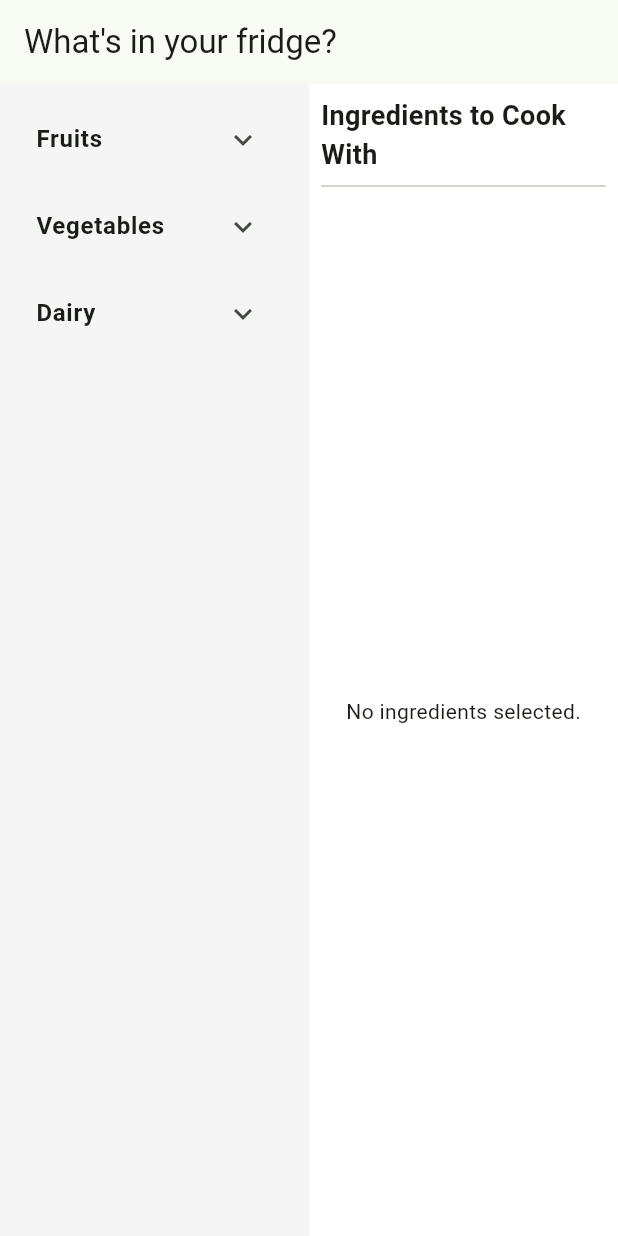
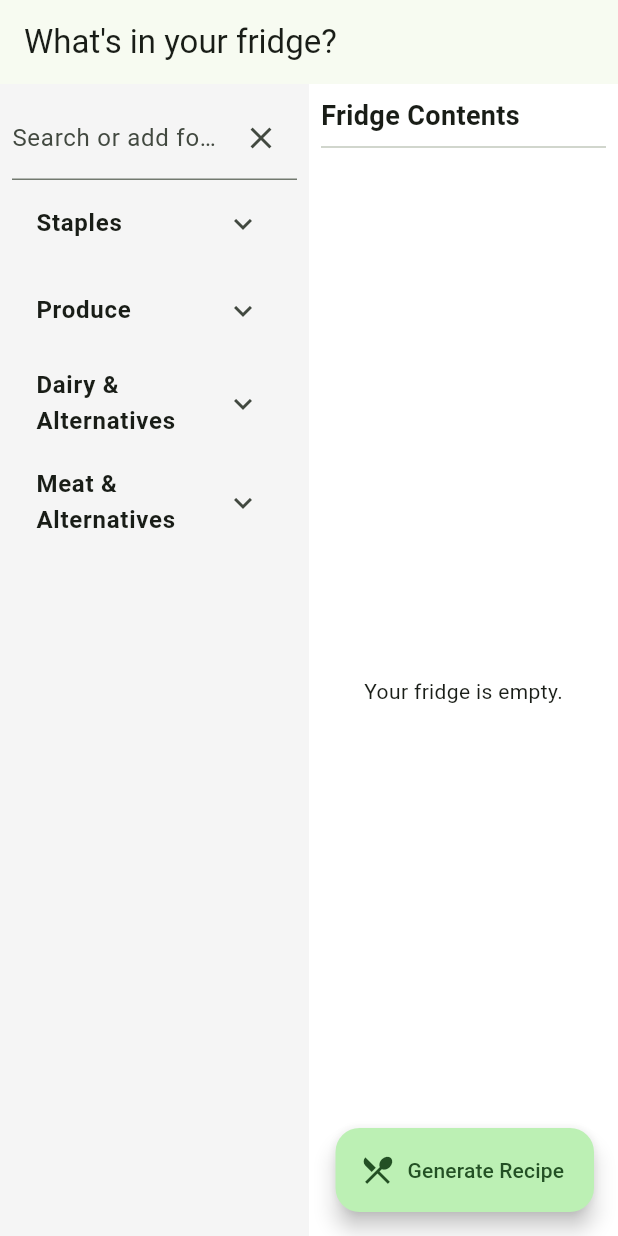
Before and after one commit to blancabarrasa/Whats4Dinner, a Flutter app: the screen it shows after launch, on a phone screen of 412 x 824 dp. Run offline on Flutter 3.47's test engine with Material 3 defaults, Android fonts, the phone set to English and light mode, and no system bars.

Commit message:
im cooking different

```diff
--- a/recipemaker/lib/fridge.dart
+++ b/recipemaker/lib/fridge.dart
@@ -1,5 +1,5 @@
 import 'package:flutter/material.dart';
-
+import 'GenerateRecipePage.dart';
 
 class FridgePage extends StatefulWidget {
   const FridgePage({super.key});
@@ -10,41 +10,151 @@ class FridgePage extends StatefulWidget {
 
 class _FridgePageState extends State<FridgePage> {
   final Map<String, List<String>> ingredientsByCategory = {
-    'Fruits': ['Apple', 'Banana', 'Orange', 'Grapes'],
-    'Vegetables': ['Carrot', 'Broccoli', 'Spinach', 'Pepper'],
-    'Dairy': ['Milk', 'Cheese', 'Yogurt', 'Butter'],
+    'Staples': [
+      'Salt', 'Pepper', 'Sugar', 'Flour (all-purpose)', 'Vegetable Oil',
+      'Olive Oil', 'Butter', 'Eggs', 'Milk', 'Water', 'Yeast',
+      'Baking Powder', 'Baking Soda', 'Cornstarch', 'Honey', 'Maple Syrup',
+      'Vinegar (white)', 'Soy Sauce', 'Worcestershire Sauce', 'Mayonnaise',
+      'Ketchup', 'Mustard', 'Jam/Jelly', 'Peanut Butter', 'Nutella',
+      'Canola Oil', 'Shortening', 'Coconut Oil', 'Sesame Oil', 'Rice Vinegar',
+      'Balsamic Vinegar', 'Lemon Juice', 'Lime Juice', 'Tomato Paste',
+      'Tomato Sauce', 'Canned Tomatoes', 'Diced Tomatoes', 'Crushed Tomatoes',
+      'Pureed Tomatoes', 'Broth (chicken)', 'Bouillon Cubes',
+      'Instant Coffee', 'Tea Bags', 'Cocoa Powder'
+    ],
+    'Produce': [
+      'Potatoes', 'Onions', 'Garlic', 'Carrots', 'Celery', 'Spinach',
+      'Lettuce', 'Tomatoes', 'Bananas', 'Apples', 'Oranges', 'Lemons',
+      'Limes', 'Avocado', 'Broccoli', 'Cauliflower', 'Zucchini',
+      'Bell Peppers', 'Cucumber', 'Asparagus', 'Mushrooms', 'Peas', 'Corn',
+      'Sweet Potatoes', 'Radishes', 'Beets', 'Cabbage', 'Brussels Sprouts',
+      'Peaches', 'Pears', 'Strawberries', 'Blueberries', 'Raspberries',
+      'Blackberries', 'Mangoes', 'Pineapple', 'Grapes', 'Watermelon', 'Melon'
+    ],
+    'Dairy & Alternatives': [
+      'Cheese (cheddar)', 'Yogurt', 'Parmesan Cheese', 'Cheddar Cheese',
+      'Mozzarella Cheese', 'Cream Cheese', 'Butter', 'Almond Milk',
+      'Soy Milk', 'Oat Milk', 'Cashew Milk'
+    ],
+    'Meat & Alternatives': [
+      'Chicken', 'Beef', 'Pork', 'Salmon', 'Tofu'
+    ],
   };
 
-  final List<String> selectedIngredients = [];
+  final List<String> fridgeContents = [];
+  final List<String> selectedForRecipe = [];
+  String searchQuery = '';
+  final TextEditingController searchController = TextEditingController();
 
-  void _selectIngredient(String ingredient) {
+  void _addToFridge(String ingredient) {
     setState(() {
-      if (!selectedIngredients.contains(ingredient)) {
-        selectedIngredients.add(ingredient);
+      if (!fridgeContents.contains(ingredient)) {
+        fridgeContents.add(ingredient);
       }
     });
   }
 
-  void _removeIngredient(String ingredient) {
+  void _removeFromFridge(String ingredient) {
     setState(() {
-      selectedIngredients.remove(ingredient);
+      fridgeContents.remove(ingredient);
+      selectedForRecipe.remove(ingredient);
     });
+  }
+
+  void _toggleRecipeIngredient(String ingredient) {
+    setState(() {
+      if (selectedForRecipe.contains(ingredient)) {
+        selectedForRecipe.remove(ingredient);
+      } else {
+        selectedForRecipe.add(ingredient);
+      }
+    });
+  }
+
+  List<String> _getAllIngredients() {
+    return ingredientsByCategory.values.expand((e) => e).toList();
+  }
+
+  void _navigateToRecipePage() {
+    Navigator.push(
+      context,
+      MaterialPageRoute(builder: (context) => const GenerateRecipePage()),
+    );
   }
 
   @override
   Widget build(BuildContext context) {
+    final allIngredients = _getAllIngredients();
+    final filteredResults = searchQuery.isEmpty
+        ? []
+        : allIngredients
+            .where((item) => item.toLowerCase().contains(searchQuery.toLowerCase()))
+            .toList();
+
+    final bool showAddNew =
+        searchQuery.isNotEmpty && !allIngredients.map((e) => e.toLowerCase()).contains(searchQuery.toLowerCase());
+
     return Scaffold(
       appBar: AppBar(
-        title: const Text('What\'s in your fridge?'),
+        title: const Text("What's in your fridge?"),
       ),
       body: Row(
         children: [
-          // Left side: dropdown folders
+          // LEFT SIDE: Ingredient Categories & Search
           Expanded(
             flex: 1,
             child: Container(
               color: Colors.grey[100],
               padding: const EdgeInsets.all(8),
+              child: Column(
+                children: [
+                  TextField(
+                    controller: searchController,
+                    onChanged: (value) {
+                      setState(() {
+                        searchQuery = value;
+                      });
+                    },
+                    decoration: InputDecoration(
+                      labelText: 'Search or add food',
+                      suffixIcon: IconButton(
+                        icon: const Icon(Icons.clear),
+                        onPressed: () {
+                          searchController.clear();
+                          setState(() => searchQuery = '');
+                        },
+                      ),
+                    ),
+                  ),
+                  if (searchQuery.isNotEmpty)
+                    Expanded(
+                      child: ListView(
+                        children: [
+                          if (filteredResults.isEmpty && showAddNew)
+                            ListTile(
+                              title: Text('Add "$searchQuery" to fridge'),
+                              leading: const Icon(Icons.add),
+                              onTap: () {
+                                _addToFridge(searchQuery);
+                                searchController.clear();
+                                setState(() => searchQuery = '');
+                              },
+                            ),
+                          ...filteredResults.map((item) => ListTile(
+                                title: Text(item),
+                                trailing: Icon(
+                                  fridgeContents.contains(item)
+                                      ? Icons.check_circle
+                                      : Icons.add_circle_outline,
+                                  color: fridgeContents.contains(item) ? Colors.green : null,
+                                ),
+                                onTap: () => _addToFridge(item),
+                              )),
+                        ],
+                      ),
+                    )
+                  else
+                    Expanded(
                       child: ListView(
                         children: ingredientsByCategory.entries.map((entry) {
                           final category = entry.key;
@@ -55,22 +165,26 @@ class _FridgePageState extends State<FridgePage> {
                               style: const TextStyle(fontWeight: FontWeight.bold),
                             ),
                             children: items.map((item) {
-                      final isSelected = selectedIngredients.contains(item);
+                              final inFridge = fridgeContents.contains(item);
                               return ListTile(
                                 title: Text(item),
                                 trailing: Icon(
-                          isSelected ? Icons.check_circle : Icons.add_circle_outline,
-                          color: isSelected ? Colors.green : null,
+                                  inFridge ? Icons.check_circle : Icons.add_circle_outline,
+                                  color: inFridge ? Colors.green : null,
                                 ),
-                        onTap: () => _selectIngredient(item),
+                                onTap: () => _addToFridge(item),
                               );
                             }).toList(),
                           );
                         }).toList(),
                       ),
                     ),
+                ],
               ),
-          // Right side: selected ingredients
+            ),
+          ),
+
+          // RIGHT SIDE: Fridge Contents List w/ Two Buttons
           Expanded(
             flex: 1,
             child: Container(
@@ -80,24 +194,37 @@ class _FridgePageState extends State<FridgePage> {
                 crossAxisAlignment: CrossAxisAlignment.start,
                 children: [
                   const Text(
-                    'Ingredients to Cook With',
+                    'Fridge Contents',
                     style: TextStyle(fontSize: 18, fontWeight: FontWeight.bold),
                   ),
                   const Divider(),
                   Expanded(
-                    child: selectedIngredients.isEmpty
-                        ? const Center(child: Text('No ingredients selected.'))
+                    child: fridgeContents.isEmpty
+                        ? const Center(child: Text('Your fridge is empty.'))
                         : ListView.builder(
-                            itemCount: selectedIngredients.length,
+                            itemCount: fridgeContents.length,
                             itemBuilder: (context, index) {
-                              final item = selectedIngredients[index];
-                              return Card(
-                                child: ListTile(
+                              final item = fridgeContents[index];
+                              final isSelected = selectedForRecipe.contains(item);
+                              return ListTile(
                                 title: Text(item),
-                                  trailing: IconButton(
+                                trailing: Row(
+                                  mainAxisSize: MainAxisSize.min,
+                                  children: [
+                                    IconButton(
+                                      icon: Icon(
+                                        isSelected ? Icons.check : Icons.add,
+                                        color: isSelected ? Colors.green : Colors.grey,
+                                      ),
+                                      tooltip: isSelected ? 'In recipe list' : 'Add to recipe',
+                                      onPressed: () => _toggleRecipeIngredient(item),
+                                    ),
+                                    IconButton(
                                       icon: const Icon(Icons.delete, color: Colors.red),
-                                    onPressed: () => _removeIngredient(item),
+                                      tooltip: 'Remove from fridge',
+                                      onPressed: () => _removeFromFridge(item),
                                     ),
+                                  ],
                                 ),
                               );
                             },
@@ -109,6 +236,11 @@ class _FridgePageState extends State<FridgePage> {
           ),
         ],
       ),
+      floatingActionButton: FloatingActionButton.extended(
+        onPressed: _navigateToRecipePage,
+        label: const Text("Generate Recipe"),
+        icon: const Icon(Icons.restaurant_menu),
+      ),
     );
   }
 }
```
Also changed, not shown: recipemaker/lib/GenerateRecipePage.dart (added, +20 -0 lines). Lines whose indentation alone changed are shown as unchanged.
